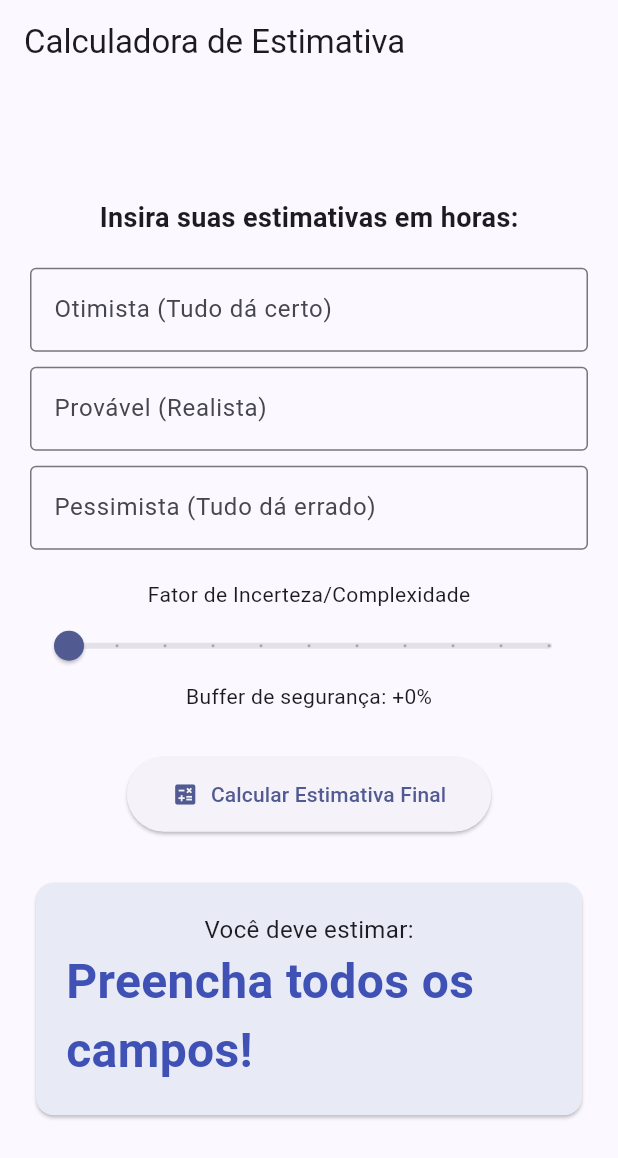
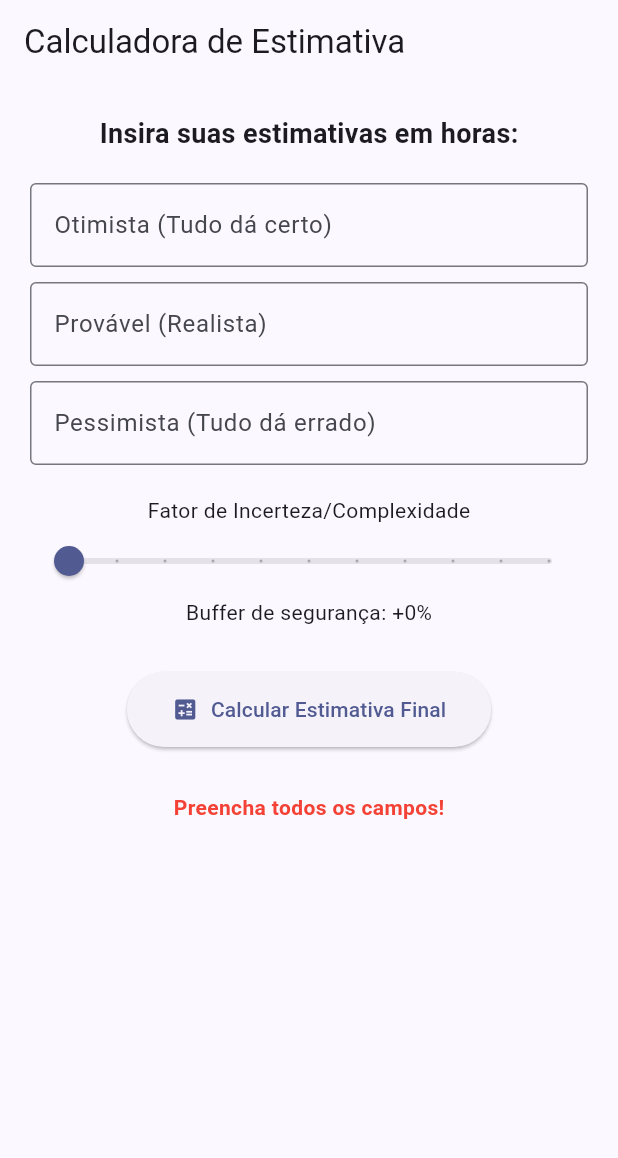
Before and after one commit to netorapg/task_estimator, a Flutter app: the screen it shows after launch, after a tap on "Calcular Estimativa Final", on a phone screen of 412 x 824 dp. Shown: the top 1158 px of the screen. Run offline on Flutter 3.47's test engine with Material 3 defaults, Android fonts, the phone set to English and light mode, and no system bars; our stand-ins replace flutter_bloc.

Commit message:
Reestrutura do código baseado em BLoC

```diff
--- a/lib/main.dart
+++ b/lib/main.dart
@@ -1,5 +1,59 @@
 import 'package:flutter/material.dart';
+import 'package:flutter_bloc/flutter_bloc.dart';
 
+// --- Bloc Events ---
+abstract class EstimatorEvent {}
+
+class CalculateEstimation extends EstimatorEvent {
+  final String optimistic;
+  final String nominal;
+  final String pessimistic;
+  final double complexity;
+
+  CalculateEstimation({
+    required this.optimistic,
+    required this.nominal,
+    required this.pessimistic,
+    required this.complexity,
+  });
+}
+
+// --- Bloc States ---
+abstract class EstimatorState {}
+
+class EstimatorInitial extends EstimatorState {}
+
+class EstimatorSuccess extends EstimatorState {
+  final String result;
+  EstimatorSuccess(this.result);
+}
+
+class EstimatorError extends EstimatorState {
+  final String message;
+  EstimatorError(this.message);
+}
+
+// --- Bloc Logic ---
+class EstimatorBloc extends Bloc<EstimatorEvent, EstimatorState> {
+  EstimatorBloc() : super(EstimatorInitial()) {
+    on<CalculateEstimation>((event, emit) {
+      final double? opt = double.tryParse(event.optimistic);
+      final double? nom = double.tryParse(event.nominal);
+      final double? pes = double.tryParse(event.pessimistic);
+
+      if (opt != null && nom != null && pes != null) {
+        double pert = (opt + (4 * nom) + pes) / 6;
+        double finalEstimate = pert * event.complexity;
+
+        emit(EstimatorSuccess("${finalEstimate.toStringAsFixed(1)} horas"));
+      } else {
+        emit(EstimatorError("Preencha todos os campos!"));
+      }
+    });
+  }
+}
+
+// --- Main App ---
 void main() {
   runApp(const TaskEstimatorApp());
 }
@@ -15,7 +69,10 @@ class TaskEstimatorApp extends StatelessWidget {
         colorScheme: ColorScheme.fromSeed(seedColor: Colors.indigo),
         useMaterial3: true,
       ),
-      home: const EstimatorPage(),
+      home: BlocProvider(
+        create: (context) => EstimatorBloc(),
+        child: const EstimatorPage(),
+      ),
     );
   }
 }
@@ -28,45 +85,22 @@ class EstimatorPage extends StatefulWidget {
 }
 
 class _EstimatorPageState extends State<EstimatorPage> {
-  // Variáveis de Estado
   final _optimisticController = TextEditingController();
   final _nominalController = TextEditingController();
   final _pessimisticController = TextEditingController();
-
-  double _complexityFactor = 1.0; // 1.0 = Normal, 1.5 = Muito Complexo
-  String _result = "";
-
-  void _calculateTime() {
-    final double? opt = double.tryParse(_optimisticController.text);
-    final double? nom = double.tryParse(_nominalController.text);
-    final double? pes = double.tryParse(_pessimisticController.text);
-
-    if (opt != null && nom != null && pes != null) {
-      // Fórmula PERT
-      double pert = (opt + (4 * nom) + pes) / 6;
-
-      // Aplicando fator de complexidade (Incerteza)
-      double finalEstimate = pert * _complexityFactor;
-
-      setState(() {
-        _result = "${finalEstimate.toStringAsFixed(1)} horas";
-      });
-    } else {
-      setState(() {
-        _result = "Preencha todos os campos!";
-      });
-    }
-  }
+  double _complexityFactor = 1.0;
 
   @override
   Widget build(BuildContext context) {
     return Scaffold(
       appBar: AppBar(title: const Text("Calculadora de Estimativa")),
-      body: Padding(
+      body: BlocBuilder<EstimatorBloc, EstimatorState>(
+        builder: (context, state) {
+          return SingleChildScrollView(
             padding: const EdgeInsets.all(20.0),
             child: Center(
               child: ConstrainedBox(
-            constraints: const BoxConstraints(maxWidth: 600), // Bom para Web
+                constraints: const BoxConstraints(maxWidth: 600),
                 child: Column(
                   mainAxisAlignment: MainAxisAlignment.center,
                   children: [
@@ -74,7 +108,6 @@ class _EstimatorPageState extends State<EstimatorPage> {
                         style: TextStyle(fontSize: 18, fontWeight: FontWeight.bold)),
                     const SizedBox(height: 20),
 
-                // Inputs
                     _buildInput(_optimisticController, "Otimista (Tudo dá certo)"),
                     const SizedBox(height: 10),
                     _buildInput(_nominalController, "Provável (Realista)"),
@@ -89,17 +122,20 @@ class _EstimatorPageState extends State<EstimatorPage> {
                       max: 2.0,
                       divisions: 10,
                       label: "+${((_complexityFactor - 1) * 100).round()}%",
-                  onChanged: (value) {
-                    setState(() {
-                      _complexityFactor = value;
-                    });
-                  },
+                      onChanged: (value) => setState(() => _complexityFactor = value),
                     ),
                     Text("Buffer de segurança: +${((_complexityFactor - 1) * 100).round()}%"),
 
                     const SizedBox(height: 30),
                     ElevatedButton.icon(
-                  onPressed: _calculateTime,
+                      onPressed: () {
+                        context.read<EstimatorBloc>().add(CalculateEstimation(
+                          optimistic: _optimisticController.text,
+                          nominal: _nominalController.text,
+                          pessimistic: _pessimisticController.text,
+                          complexity: _complexityFactor,
+                        ));
+                      },
                       icon: const Icon(Icons.calculate),
                       label: const Text("Calcular Estimativa Final"),
                       style: ElevatedButton.styleFrom(
@@ -108,22 +144,31 @@ class _EstimatorPageState extends State<EstimatorPage> {
                     ),
 
                     const SizedBox(height: 30),
-                if (_result.isNotEmpty)
-                  Card(
+
+                    if (state is EstimatorSuccess)
+                      _buildResultCard(state.result)
+                    else if (state is EstimatorError)
+                      Text(state.message, style: const TextStyle(color: Colors.red, fontWeight: FontWeight.bold)),
+                  ],
+                ),
+              ),
+            ),
+          );
+        },
+      ),
+    );
+  }
+
+  Widget _buildResultCard(String result) {
+    return Card(
       color: Colors.indigo.shade50,
       child: Padding(
         padding: const EdgeInsets.all(20.0),
         child: Column(
           children: [
             const Text("Você deve estimar:", style: TextStyle(fontSize: 16)),
-                          Text(_result, style: const TextStyle(fontSize: 32, fontWeight: FontWeight.bold, color: Colors.indigo)),
+            Text(result, style: const TextStyle(fontSize: 32, fontWeight: FontWeight.bold, color: Colors.indigo)),
           ],
-                      ),
-                    ),
-                  ),
-              ],
-            ),
-          ),
         ),
       ),
     );
--- a/pubspec.yaml
+++ b/pubspec.yaml
@@ -30,6 +30,7 @@ environment:
 dependencies:
   flutter:
     sdk: flutter
+  flutter_bloc: ^9.1.1
 
   # The following adds the Cupertino Icons font to your application.
   # Use with the CupertinoIcons class for iOS style icons.
```
Lines whose indentation alone changed are shown as unchanged.
